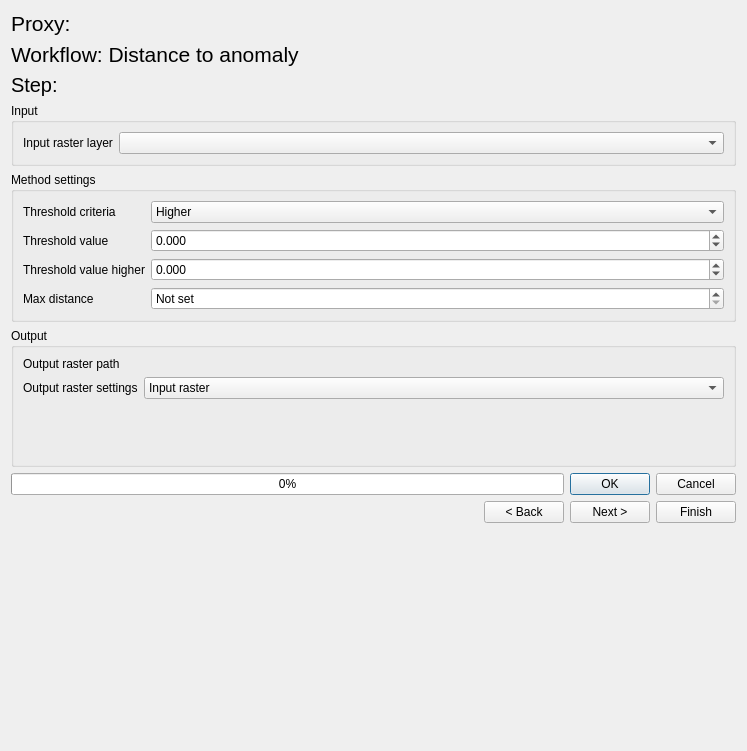
The window that eis_qgis_plugin/resources/ui/mineral_proxies/proxy_workflow3_define_anomaly.ui (GispoCoding/eis_qgis_plugin) describes before a commit, drawn with Qt 5.
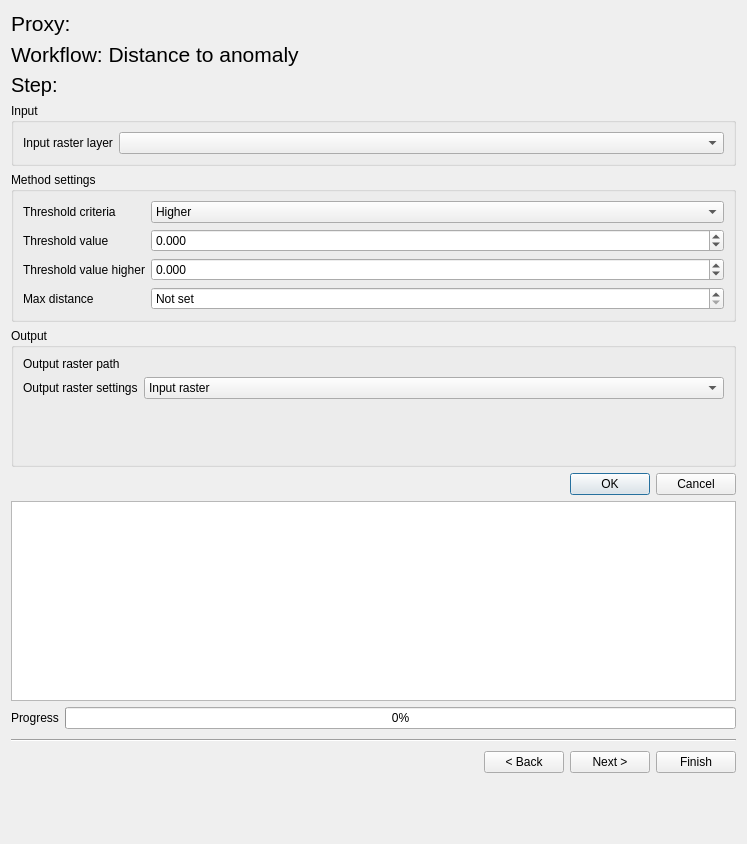
The same window after the commit. Custom widgets are drawn as their Qt base class.

Commit message: feat(wizard-proxies): add output log text area to proxy processing pages

What changed in the file:
```diff
--- a/eis_qgis_plugin/resources/ui/mineral_proxies/proxy_workflow3_define_anomaly.ui
+++ b/eis_qgis_plugin/resources/ui/mineral_proxies/proxy_workflow3_define_anomaly.ui
@@ -7,7 +7,7 @@
     <x>0</x>
     <y>0</y>
     <width>747</width>
-    <height>751</height>
+    <height>844</height>
    </rect>
   </property>
   <property name="windowTitle">
@@ -303,29 +303,88 @@
     </widget>
    </item>
    <item>
-    <layout class="QHBoxLayout" name="horizontalLayout">
+    <widget class="QDialogButtonBox" name="button_box">
+     <property name="sizePolicy">
+      <sizepolicy hsizetype="Expanding" vsizetype="Fixed">
+       <horstretch>0</horstretch>
+       <verstretch>0</verstretch>
+      </sizepolicy>
+     </property>
+     <property name="standardButtons">
+      <set>QDialogButtonBox::Cancel|QDialogButtonBox::Ok</set>
+     </property>
+    </widget>
+   </item>
+   <item>
+    <layout class="QVBoxLayout" name="verticalLayout_18">
      <item>
-      <widget class="QProgressBar" name="progress_bar">
-       <property name="value">
-        <number>0</number>
-       </property>
-      </widget>
-     </item>
-     <item>
-      <widget class="QDialogButtonBox" name="button_box">
+      <widget class="QTextEdit" name="log">
        <property name="sizePolicy">
-        <sizepolicy hsizetype="Maximum" vsizetype="Fixed">
+        <sizepolicy hsizetype="Expanding" vsizetype="Expanding">
          <horstretch>0</horstretch>
          <verstretch>0</verstretch>
         </sizepolicy>
        </property>
-       <property name="standardButtons">
-        <set>QDialogButtonBox::Cancel|QDialogButtonBox::Ok</set>
+       <property name="minimumSize">
+        <size>
+         <width>0</width>
+         <height>200</height>
+        </size>
+       </property>
+       <property name="maximumSize">
+        <size>
+         <width>16777215</width>
+         <height>16777215</height>
+        </size>
+       </property>
+       <property name="autoFormatting">
+        <set>QTextEdit::AutoNone</set>
+       </property>
+       <property name="readOnly">
+        <bool>true</bool>
+       </property>
+       <property name="html">
+        <string>&lt;!DOCTYPE HTML PUBLIC &quot;-//W3C//DTD HTML 4.0//EN&quot; &quot;http://www.w3.org/TR/REC-html40/strict.dtd&quot;&gt;
+&lt;html&gt;&lt;head&gt;&lt;meta name=&quot;qrichtext&quot; content=&quot;1&quot; /&gt;&lt;style type=&quot;text/css&quot;&gt;
+p, li { white-space: pre-wrap; }
+&lt;/style&gt;&lt;/head&gt;&lt;body style=&quot; font-family:'Ubuntu'; font-size:11pt; font-weight:400; font-style:normal;&quot;&gt;
+&lt;p style=&quot;-qt-paragraph-type:empty; margin-top:0px; margin-bottom:0px; margin-left:0px; margin-right:0px; -qt-block-indent:0; text-indent:0px;&quot;&gt;&lt;br /&gt;&lt;/p&gt;&lt;/body&gt;&lt;/html&gt;</string>
        </property>
       </widget>
      </item>
+     <item>
+      <layout class="QHBoxLayout" name="progress_layout">
+       <item>
+        <widget class="QLabel" name="progress_label">
+         <property name="text">
+          <string>Progress</string>
+         </property>
+        </widget>
+       </item>
+       <item>
+        <widget class="QProgressBar" name="progress_bar">
+         <property name="value">
+          <number>0</number>
+         </property>
+        </widget>
+       </item>
+      </layout>
+     </item>
     </layout>
    </item>
+   <item>
+    <widget class="Line" name="line">
+     <property name="minimumSize">
+      <size>
+       <width>0</width>
+       <height>10</height>
+      </size>
+     </property>
+     <property name="orientation">
+      <enum>Qt::Horizontal</enum>
+     </property>
+    </widget>
+   </item>
    <item>
     <layout class="QHBoxLayout" name="navigation_btn_layout">
      <item>
```
The commit also changes 3 other files.
